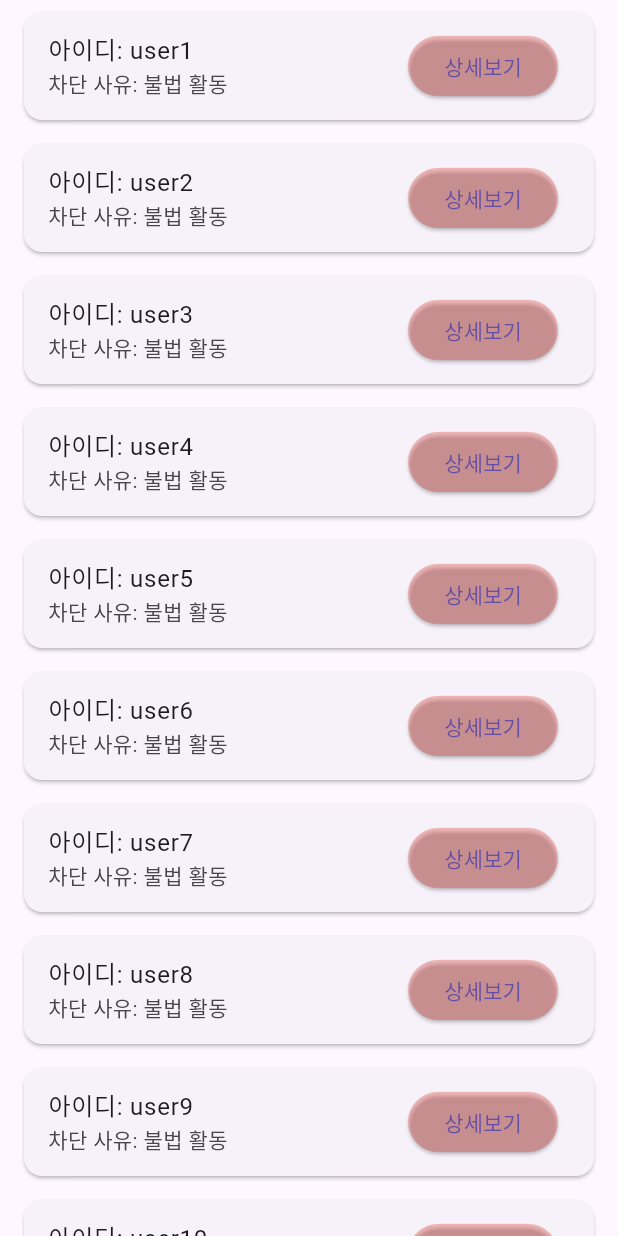
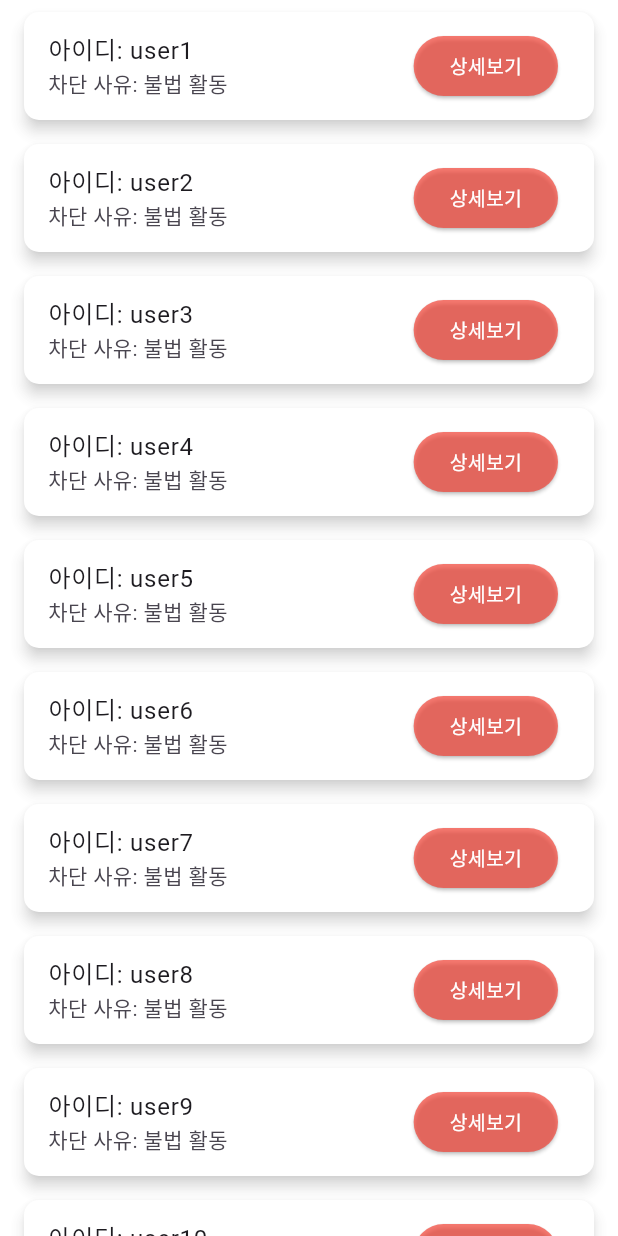
Before and after one commit to Gun06/EasyTrip_Flutter, a Flutter app: the BlockedAccountsPage screen opened directly, on a phone screen of 412 x 824 dp. Run offline on Flutter 3.47's test engine with Material 3 defaults, Android fonts, the phone set to English and light mode, and no system bars; our stand-ins replace anim_search_bar, cached_network_image, fluttertoast, image_picker, motion_tab_bar, shared_preferences and 1 more; accounts and stored records are empty.

Commit message:
style edit

```diff
--- a/EasyTrip/lib/admin_pages/activity_admin_blocked_accounts.dart
+++ b/EasyTrip/lib/admin_pages/activity_admin_blocked_accounts.dart
@@ -1,5 +1,4 @@
 import 'package:flutter/material.dart';
-
 import 'activity_admin_blocked_account_detail.dart';
 
 class BlockedAccountsPage extends StatelessWidget {
@@ -7,11 +6,19 @@ class BlockedAccountsPage extends StatelessWidget {
 
   @override
   Widget build(BuildContext context) {
-    return ListView.builder(
+    return Scaffold(
+      backgroundColor: Colors.white.withOpacity(0.8),
+      body: ListView.builder(
         itemCount: 10,
         itemBuilder: (context, index) {
           return Card(
+            color: Colors.white,
             margin: EdgeInsets.symmetric(vertical: 8, horizontal: 16),
+            elevation: 4,
+            shadowColor: Colors.grey.withOpacity(0.5),
+            shape: RoundedRectangleBorder(
+              borderRadius: BorderRadius.circular(10),
+            ),
             child: ListTile(
               title: Text('아이디: user${index + 1}'),
               subtitle: Text('차단 사유: 불법 활동'),
@@ -23,13 +30,20 @@ class BlockedAccountsPage extends StatelessWidget {
                   );
                 },
                 style: ElevatedButton.styleFrom(
-                backgroundColor: Colors.red.withOpacity(0.3),
+                  backgroundColor: Colors.red.withOpacity(0.7),
                 ),
-              child: Text('상세보기'),
+                child: Text(
+                  '상세보기',
+                  style: TextStyle(
+                    color: Colors.white,
+                    fontSize: 13,
+                  ),
+                ),
               ),
             ),
           );
         },
+      ),
     );
   }
 }
```
Also changed, not shown: EasyTrip/lib/admin_pages/activity_admin_reported_reviews.dart (+18 -3 lines), EasyTrip/lib/admin_pages/activity_admin_written_reviews.dart (+18 -3 lines), EasyTrip/lib/admin_pages/activity_amdin_member_info.dart (+14 -3 lines). Lines whose indentation alone changed are shown as unchanged.
